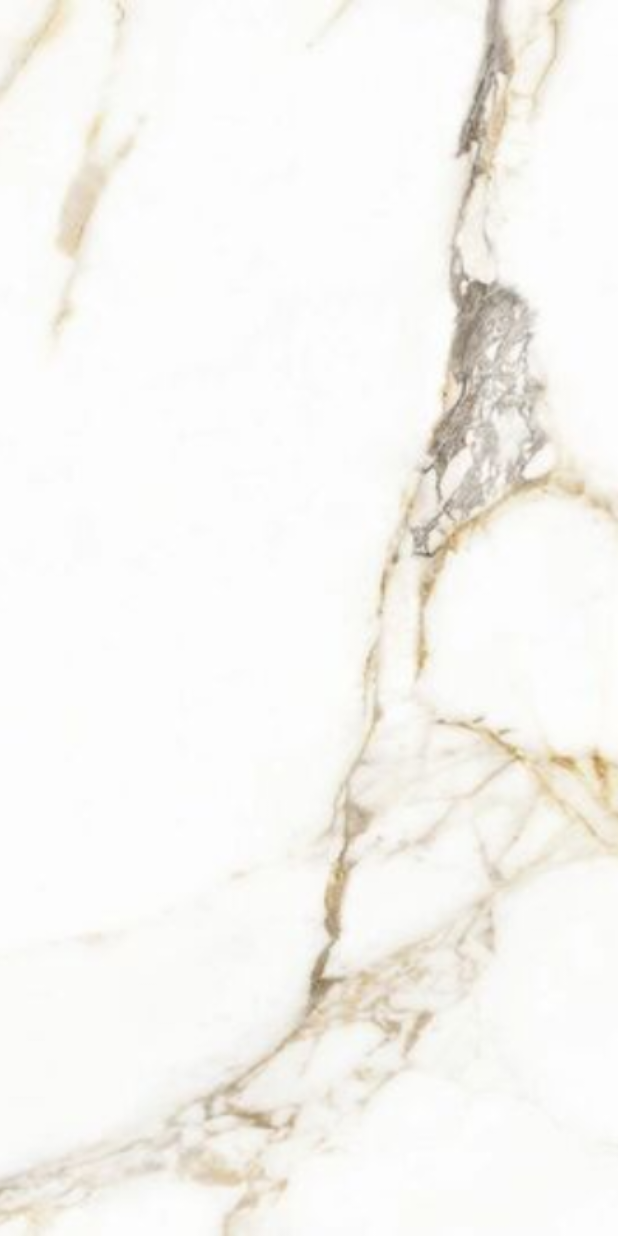
After one commit to lianlun1/GEO-TASK, an Android app: the SplashScreen screen opened directly, with no data from a screen before it, on a phone screen of 412 x 824 dp. The commit adds this screen. Run offline under Robolectric (Android 15) with nearby library versions, the phone set to English and light mode, and no system bars.

Commit message:
added SplashScreen

```diff
--- a/app/src/main/AndroidManifest.xml
+++ b/app/src/main/AndroidManifest.xml
@@ -33,7 +33,7 @@
             android:value="@string/google_maps_key" />
 
         <activity
-            android:name=".MapsActivity"
+            android:name=".SplashScreen"
             android:exported="true"
             android:label="@string/app_name">
             <intent-filter>
@@ -43,6 +43,7 @@
             </intent-filter>
         </activity>
         <activity android:name=".RouteFragment"/>
+        <activity android:name=".MapsActivity"/>
     </application>
 
 </manifest>
--- /dev/null
+++ b/app/src/main/java/com/lianlun/android/geotask/SplashScreen.kt
@@ -0,0 +1,21 @@
+package com.lianlun.android.geotask
+
+import android.content.Intent
+import android.os.Bundle
+import android.os.Handler
+import android.os.PersistableBundle
+import android.view.WindowManager
+import androidx.appcompat.app.AppCompatActivity
+
+class SplashScreen: AppCompatActivity() {
+    override fun onCreate(savedInstanceState: Bundle?) {
+        super.onCreate(savedInstanceState)
+        setContentView(R.layout.activity_splash_screen)
+
+        Handler().postDelayed({
+            val intent = Intent(this, MapsActivity::class.java)
+            startActivity(intent)
+            finish()
+        }, 3000)
+    }
+}
--- /dev/null
+++ b/app/src/main/res/layout/activity_splash_screen.xml
@@ -0,0 +1,13 @@
+<?xml version="1.0" encoding="utf-8"?>
+<androidx.constraintlayout.widget.ConstraintLayout xmlns:android="http://schemas.android.com/apk/res/android"
+    xmlns:tools="http://schemas.android.com/tools"
+    android:layout_width="match_parent"
+    android:layout_height="match_parent"
+    tools:context=".SplashScreen">
+    <ImageView
+        android:layout_width="match_parent"
+        android:layout_height="match_parent"
+        android:src="@drawable/splash_background"
+        android:scaleType="centerCrop"/>
+
+</androidx.constraintlayout.widget.ConstraintLayout>
--- a/app/src/main/res/values/colors.xml
+++ b/app/src/main/res/values/colors.xml
@@ -7,4 +7,5 @@
     <color name="teal_700">#FF018786</color>
     <color name="black">#FF000000</color>
     <color name="white">#FFFFFFFF</color>
+    <color name="grey">#46474a</color>
 </resources>
```
Also changed, not shown: app/src/main/res/drawable-mdpi/splash_background.jpg (added).
